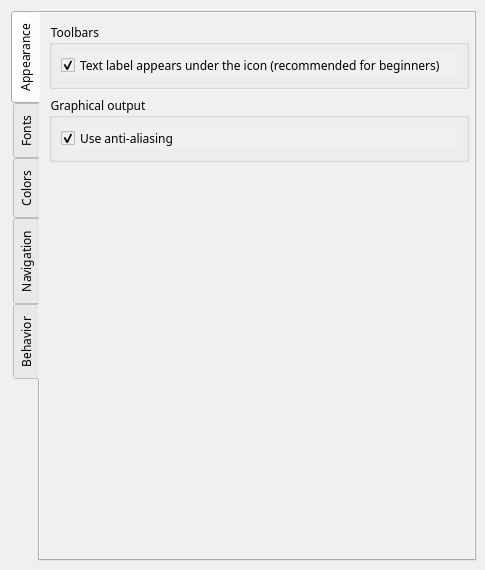
This is src/app/seamly2d/dialogs/configpages/preferencesgraphicsviewpage.ui in FashionFreedom/Seamly2D as Qt 5 draws it before an edit. The edited form follows.
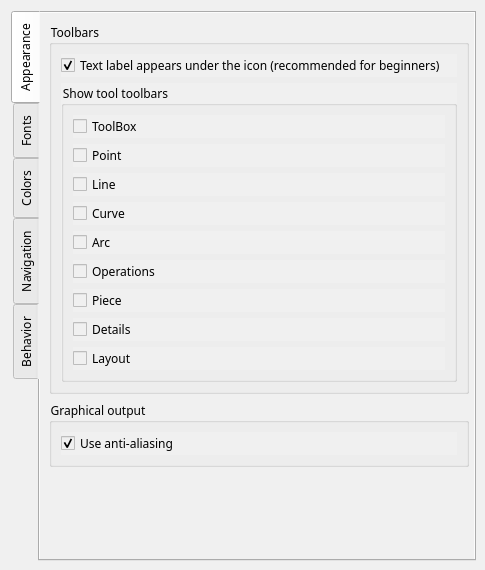
This is the edited form. Custom widgets are drawn as their Qt base class.

```diff
--- a/src/app/seamly2d/dialogs/configpages/preferencesgraphicsviewpage.ui
+++ b/src/app/seamly2d/dialogs/configpages/preferencesgraphicsviewpage.ui
@@ -96,7 +96,7 @@
            <property name="minimumSize">
             <size>
              <width>420</width>
-             <height>0</height>
+             <height>300</height>
             </size>
            </property>
            <property name="maximumSize">
@@ -137,6 +137,128 @@
               </property>
              </widget>
             </item>
+            <item>
+             <widget class="QGroupBox" name="groupBox_2">
+              <property name="font">
+               <font>
+                <pointsize>9</pointsize>
+               </font>
+              </property>
+              <property name="title">
+               <string>Show tool toolbars</string>
+              </property>
+              <layout class="QVBoxLayout" name="verticalLayout_20">
+               <item>
+                <widget class="QCheckBox" name="toolsToolbar_CheckBox">
+                 <property name="font">
+                  <font>
+                   <pointsize>9</pointsize>
+                  </font>
+                 </property>
+                 <property name="text">
+                  <string>ToolBox</string>
+                 </property>
+                </widget>
+               </item>
+               <item>
+                <widget class="QCheckBox" name="pointToolbar_CheckBox">
+                 <property name="font">
+                  <font>
+                   <pointsize>9</pointsize>
+                  </font>
+                 </property>
+                 <property name="text">
+                  <string>Point</string>
+                 </property>
+                </widget>
+               </item>
+               <item>
+                <widget class="QCheckBox" name="lineToolbar_CheckBox">
+                 <property name="font">
+                  <font>
+                   <pointsize>9</pointsize>
+                  </font>
+                 </property>
+                 <property name="text">
+                  <string>Line</string>
+                 </property>
+                </widget>
+               </item>
+               <item>
+                <widget class="QCheckBox" name="curveToolbar_CheckBox">
+                 <property name="font">
+                  <font>
+                   <pointsize>9</pointsize>
+                  </font>
+                 </property>
+                 <property name="text">
+                  <string>Curve</string>
+                 </property>
+                </widget>
+               </item>
+               <item>
+                <widget class="QCheckBox" name="arcToolbar_CheckBox">
+                 <property name="font">
+                  <font>
+                   <pointsize>9</pointsize>
+                  </font>
+                 </property>
+                 <property name="text">
+                  <string>Arc</string>
+                 </property>
+                </widget>
+               </item>
+               <item>
+                <widget class="QCheckBox" name="operationToolbar_CheckBox">
+                 <property name="font">
+                  <font>
+                   <pointsize>9</pointsize>
+                  </font>
+                 </property>
+                 <property name="text">
+                  <string>Operations</string>
+                 </property>
+                </widget>
+               </item>
+               <item>
+                <widget class="QCheckBox" name="pieceToolbar_CheckBox">
+                 <property name="font">
+                  <font>
+                   <pointsize>9</pointsize>
+                  </font>
+                 </property>
+                 <property name="text">
+                  <string>Piece</string>
+                 </property>
+                </widget>
+               </item>
+               <item>
+                <widget class="QCheckBox" name="detailsToolbar_CheckBox">
+                 <property name="font">
+                  <font>
+                   <pointsize>9</pointsize>
+                  </font>
+                 </property>
+                 <property name="text">
+                  <string>Details</string>
+                 </property>
+                </widget>
+               </item>
+               <item>
+                <widget class="QCheckBox" name="layoutToolbar_CheckBox">
+                 <property name="font">
+                  <font>
+                   <pointsize>9</pointsize>
+                  </font>
+                 </property>
+                 <property name="text">
+                  <string>Layout</string>
+                 </property>
+                </widget>
+               </item>
+              </layout>
+             </widget>
+            </item>
            </layout>
           </widget>
          </item>
```
